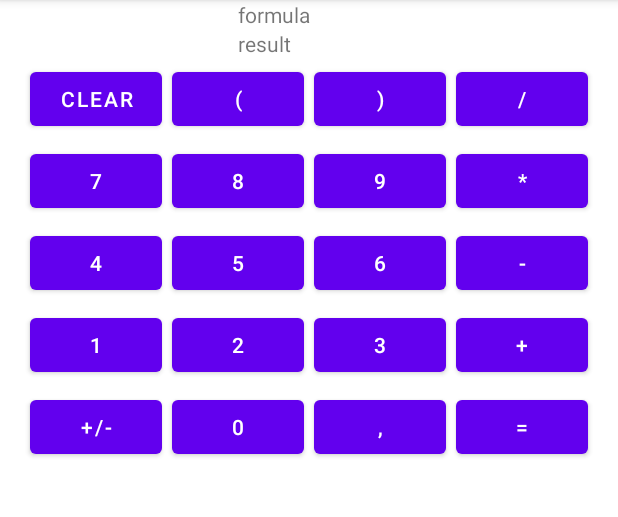
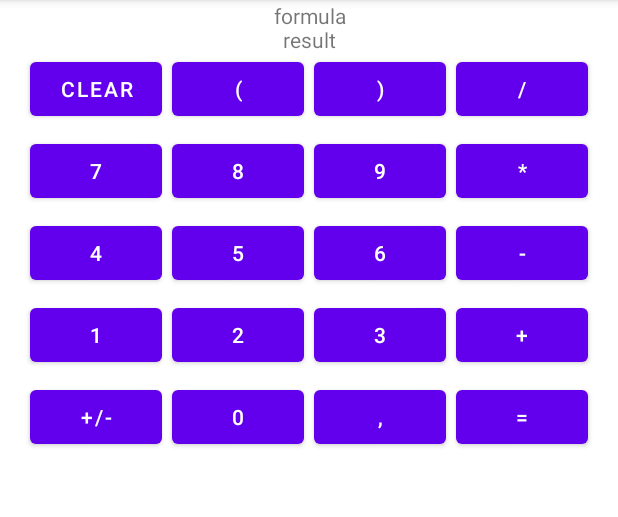
Before and after one commit to dieter4902/AndroidDevelopment, an Android app: the screen it shows after launch (MainActivity), on a phone screen of 412 x 824 dp, the part 84-601 px from its top. Run offline under Robolectric (Android 15) with nearby library versions, the phone set to English and light mode, and no system bars.

```diff
--- a/app/uebung1/aufgabe4/src/main/java/com/example/aufgabe4/MainActivity.java
+++ b/app/uebung1/aufgabe4/src/main/java/com/example/aufgabe4/MainActivity.java
@@ -2,7 +2,15 @@ package com.example.aufgabe4;
 
 import androidx.appcompat.app.AppCompatActivity;
 
+import android.annotation.SuppressLint;
 import android.os.Bundle;
+import android.util.Log;
+import android.view.View;
+import android.widget.Button;
+import android.widget.TextView;
+
+import java.util.ArrayList;
+import java.util.List;
 
 public class MainActivity extends AppCompatActivity {
 
@@ -10,5 +18,16 @@ public class MainActivity extends AppCompatActivity {
     protected void onCreate(Bundle savedInstanceState) {
         super.onCreate(savedInstanceState);
         setContentView(R.layout.activity_main);
+
+        TextView formula = (TextView) findViewById(R.id.textView_formula);
+        TextView result = (TextView) findViewById(R.id.textView_result);
+
+
+        for (int i = 0; i < 10; i++) {//https://stackoverflow.com/questions/22639218/how-to-get-all-buttons-ids-in-one-time-on-android
+            @SuppressLint("DiscouragedApi") int id = getResources().getIdentifier("button" + i, "id", getPackageName());
+            ((Button) findViewById(id)).setOnClickListener(v -> formula.append(((TextView) v).getText().toString()));
+        }
+
+
     }
 }
--- a/app/uebung1/aufgabe4/src/main/res/layout/activity_main.xml
+++ b/app/uebung1/aufgabe4/src/main/res/layout/activity_main.xml
@@ -6,24 +6,48 @@
     android:layout_height="match_parent"
     tools:context=".MainActivity">
 
+    <TextView
+        android:id="@+id/textView_formula"
+        android:layout_width="wrap_content"
+        android:layout_height="wrap_content"
+        android:layout_marginStart="182dp"
+        android:layout_marginTop="2dp"
+        android:layout_marginEnd="181dp"
+        android:layout_marginBottom="13dp"
+        android:text="formula"
+        app:layout_constraintBottom_toTopOf="@+id/tableLayout2"
+        app:layout_constraintEnd_toEndOf="parent"
+        app:layout_constraintStart_toStartOf="parent"
+        app:layout_constraintTop_toTopOf="parent" />
+
+    <TextView
+        android:id="@+id/textView_result"
+        android:layout_width="wrap_content"
+        android:layout_height="wrap_content"
+        android:text="result"
+        app:layout_constraintBottom_toTopOf="@+id/tableLayout2"
+        app:layout_constraintEnd_toEndOf="parent"
+        app:layout_constraintStart_toStartOf="parent"
+        app:layout_constraintTop_toBottomOf="@+id/textView_formula" />
+
     <TableLayout
-        android:layout_width="match_parent"
-        android:layout_height="match_parent"
+        android:id="@+id/tableLayout2"
+        android:layout_marginTop="32dp"
         app:layout_constraintBottom_toBottomOf="parent"
         app:layout_constraintEnd_toEndOf="parent"
+        app:layout_constraintHorizontal_bias="1.0"
         app:layout_constraintStart_toStartOf="parent"
-        app:layout_constraintTop_toTopOf="parent">
+        app:layout_constraintTop_toTopOf="@id/textView_result"
+        app:layout_constraintVertical_bias="1.0"
+        android:layout_width="match_parent"
+        android:layout_height="match_parent">
+
 
         <TableRow
             android:layout_width="match_parent"
             android:layout_height="match_parent"
             android:gravity="center">
 
-            <TextView
-                android:id="@+id/textView2"
-                android:layout_width="wrap_content"
-                android:layout_height="match_parent"
-                android:text="formula" />
         </TableRow>
 
         <TableRow
@@ -31,17 +55,6 @@
             android:layout_height="match_parent"
             android:gravity="center">
 
-            <TextView
-                android:id="@+id/textView3"
-                android:layout_width="wrap_content"
-                android:layout_height="wrap_content"
-                android:text="result" />
-        </TableRow>
-
-        <TableRow
-            android:layout_width="match_parent"
-            android:layout_height="match_parent"
-            android:gravity="center">
 
             <Button
                 android:id="@+id/button_clear"
@@ -49,6 +62,7 @@
                 android:layout_height="wrap_content"
                 android:layout_margin="5px"
                 android:text="clear" />
+
 
             <Button
                 android:id="@+id/button_bracket_open"
@@ -65,7 +79,7 @@
                 android:text=")" />
 
             <Button
-                android:id="@+id/button18"
+                android:id="@+id/button13"
                 android:layout_width="wrap_content"
                 android:layout_height="wrap_content"
                 android:layout_margin="5px"
@@ -99,7 +113,7 @@
                 android:text="9" />
 
             <Button
-                android:id="@+id/button20"
+                android:id="@+id/button12"
                 android:layout_width="wrap_content"
                 android:layout_height="wrap_content"
                 android:layout_margin="5px"
@@ -133,7 +147,7 @@
                 android:text="6" />
 
             <Button
-                android:id="@+id/button19"
+                android:id="@+id/button11"
                 android:layout_width="wrap_content"
                 android:layout_height="wrap_content"
                 android:layout_margin="5px"
@@ -167,7 +181,7 @@
                 android:text="3" />
 
             <Button
-                android:id="@+id/button21"
+                android:id="@+id/button10"
                 android:layout_width="wrap_content"
                 android:layout_height="wrap_content"
                 android:layout_margin="5px"
```
